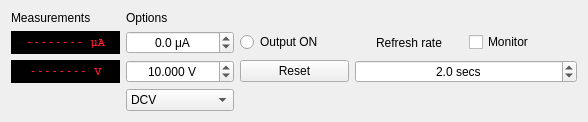
This is PyGMI_files/Instruments_panels/Keithley2001.ui in vbanos/PyGMI as Qt 5 draws it before an edit. The edited form follows.
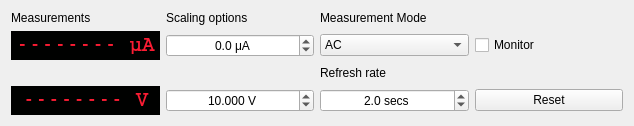
This is the edited form.

```diff
--- a/PyGMI_files/Instruments_panels/Keithley2001.ui
+++ b/PyGMI_files/Instruments_panels/Keithley2001.ui
@@ -6,14 +6,28 @@
    <rect>
     <x>0</x>
     <y>0</y>
-    <width>588</width>
-    <height>120</height>
+    <width>634</width>
+    <height>116</height>
    </rect>
   </property>
   <property name="windowTitle">
    <string>Keithley 2001</string>
   </property>
   <layout class="QGridLayout" name="gridLayout">
+   <item row="0" column="1">
+    <widget class="QLabel" name="label_2">
+     <property name="text">
+      <string>Scaling options</string>
+     </property>
+    </widget>
+   </item>
+   <item row="0" column="3">
+    <widget class="QLabel" name="label_3">
+     <property name="text">
+      <string>Measurement Mode</string>
+     </property>
+    </widget>
+   </item>
    <item row="1" column="0">
     <widget class="QLabel" name="I_disp">
      <property name="minimumSize">
@@ -25,6 +39,7 @@
      <property name="font">
       <font>
        <family>Courier</family>
+       <pointsize>16</pointsize>
        <weight>75</weight>
        <bold>true</bold>
        <kerning>true</kerning>
@@ -79,23 +94,6 @@
      </property>
     </widget>
    </item>
-   <item row="1" column="2">
-    <widget class="QRadioButton" name="outputON">
-     <property name="text">
-      <string>Output ON</string>
-     </property>
-    </widget>
-   </item>
-   <item row="1" column="3">
-    <widget class="QLabel" name="label_47">
-     <property name="text">
-      <string>Refresh rate</string>
-     </property>
-     <property name="alignment">
-      <set>Qt::AlignCenter</set>
-     </property>
-    </widget>
-   </item>
    <item row="1" column="4">
     <widget class="QCheckBox" name="monitor">
      <property name="text">
@@ -106,11 +104,12 @@
      </property>
     </widget>
    </item>
-   <item row="2" column="0">
+   <item row="4" column="0">
     <widget class="QLabel" name="V_disp">
      <property name="font">
       <font>
        <family>Courier</family>
+       <pointsize>16</pointsize>
        <weight>75</weight>
        <bold>true</bold>
        <kerning>true</kerning>
@@ -143,7 +142,7 @@
      </property>
     </widget>
    </item>
-   <item row="2" column="1">
+   <item row="4" column="1">
     <widget class="QDoubleSpinBox" name="doubleSpinBox_2">
      <property name="alignment">
       <set>Qt::AlignCenter</set>
@@ -168,14 +167,28 @@
      </property>
     </widget>
    </item>
-   <item row="2" column="2">
-    <widget class="QPushButton" name="resetbutton">
+   <item row="1" column="3">
+    <widget class="QComboBox" name="measurementMode">
+     <item>
+      <property name="text">
+       <string>AC</string>
+      </property>
+     </item>
+     <item>
+      <property name="text">
+       <string>DC</string>
+      </property>
+     </item>
+    </widget>
+   </item>
+   <item row="0" column="0">
+    <widget class="QLabel" name="label">
      <property name="text">
-      <string>Reset</string>
+      <string>Measurements</string>
      </property>
     </widget>
    </item>
-   <item row="2" column="3" colspan="2">
+   <item row="4" column="3">
     <widget class="QDoubleSpinBox" name="refresh_rate">
      <property name="minimumSize">
       <size>
@@ -203,41 +216,20 @@
      </property>
     </widget>
    </item>
-   <item row="0" column="0">
-    <widget class="QLabel" name="label">
+   <item row="2" column="3">
+    <widget class="QLabel" name="label_47">
      <property name="text">
-      <string>Measurements</string>
+      <string>Refresh rate</string>
      </property>
+     <property name="alignment">
+      <set>Qt::AlignLeading|Qt::AlignLeft|Qt::AlignVCenter</set>
+     </property>
     </widget>
    </item>
-   <item row="3" column="1">
-    <widget class="QComboBox" name="measurementMode">
-     <item>
-      <property name="text">
-       <string>DCV</string>
-      </property>
-     </item>
-     <item>
-      <property name="text">
-       <string>ACV</string>
-      </property>
-     </item>
-     <item>
-      <property name="text">
-       <string>DCI</string>
-      </property>
-     </item>
-     <item>
-      <property name="text">
-       <string>ACI</string>
-      </property>
-     </item>
-    </widget>
-   </item>
-   <item row="0" column="1">
-    <widget class="QLabel" name="label_2">
+   <item row="4" column="4">
+    <widget class="QPushButton" name="resetbutton">
      <property name="text">
-      <string>Options</string>
+      <string>Reset</string>
      </property>
     </widget>
    </item>
```
Left out of the diff: 16 changed lines with no effect on the pictures.
